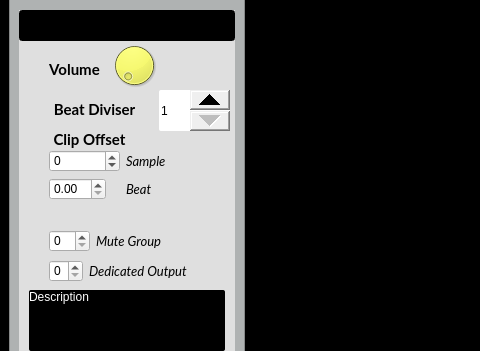
Qt form gui_ui.ui (Vampouille/superboucle) before a commit; both pictures show x 0 to 480 and y 388 to 739 of the 1111 by 929 pixel window.
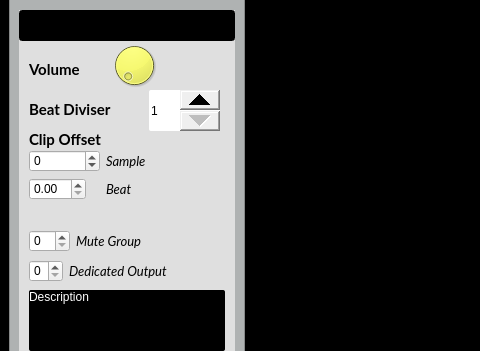
The same form after that commit. Icons and pictures are not drawn. Custom widgets are drawn as their Qt base class.

```diff
--- a/gui_ui.ui
+++ b/gui_ui.ui
@@ -196,7 +196,7 @@
           <widget class="QLabel" name="label_5">
            <property name="geometry">
             <rect>
-             <x>20</x>
+             <x>10</x>
              <y>50</y>
              <width>71</width>
              <height>19</height>
@@ -214,7 +214,7 @@
             <string>Volume</string>
            </property>
            <property name="alignment">
-            <set>Qt::AlignCenter</set>
+            <set>Qt::AlignLeading|Qt::AlignLeft|Qt::AlignVCenter</set>
            </property>
           </widget>
           <widget class="QSuperDial" name="clip_volume">
@@ -243,7 +243,7 @@
           <widget class="QLabel" name="label_4">
            <property name="geometry">
             <rect>
-             <x>20</x>
+             <x>10</x>
              <y>90</y>
              <width>111</width>
              <height>19</height>
@@ -260,14 +260,11 @@
            <property name="text">
             <string>Beat Diviser</string>
            </property>
-           <property name="alignment">
-            <set>Qt::AlignCenter</set>
-           </property>
           </widget>
           <widget class="QSpinBox" name="beat_diviser">
            <property name="geometry">
             <rect>
-             <x>140</x>
+             <x>130</x>
              <y>80</y>
              <width>71</width>
              <height>41</height>
@@ -285,7 +282,7 @@
           <widget class="QLabel" name="label_3">
            <property name="geometry">
             <rect>
-             <x>20</x>
+             <x>10</x>
              <y>120</y>
              <width>101</width>
              <height>19</height>
@@ -303,7 +300,7 @@
             <string>Clip Offset</string>
            </property>
            <property name="alignment">
-            <set>Qt::AlignCenter</set>
+            <set>Qt::AlignLeading|Qt::AlignLeft|Qt::AlignVCenter</set>
            </property>
           </widget>
           <widget class="QLabel" name="clip_description">
@@ -330,7 +327,7 @@
           <widget class="QWidget" name="formLayoutWidget_2">
            <property name="geometry">
             <rect>
-             <x>30</x>
+             <x>10</x>
              <y>140</y>
              <width>160</width>
              <height>64</height>
@@ -442,7 +439,7 @@
           <widget class="QWidget" name="formLayoutWidget_3">
            <property name="geometry">
             <rect>
-             <x>30</x>
+             <x>10</x>
              <y>250</y>
              <width>182</width>
              <height>31</height>
@@ -475,7 +472,7 @@
           <widget class="QWidget" name="formLayoutWidget_4">
            <property name="geometry">
             <rect>
-             <x>30</x>
+             <x>10</x>
              <y>220</y>
              <width>170</width>
              <height>31</height>
```
